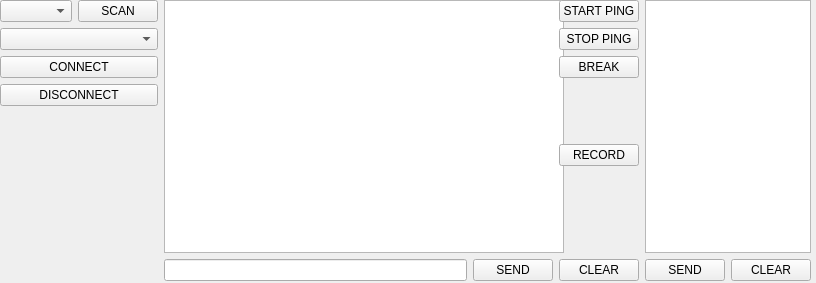
The window that Terminal_View/terminal_view.ui (ricorx7/PyAutoWaves) describes before a commit, drawn with Qt 5.
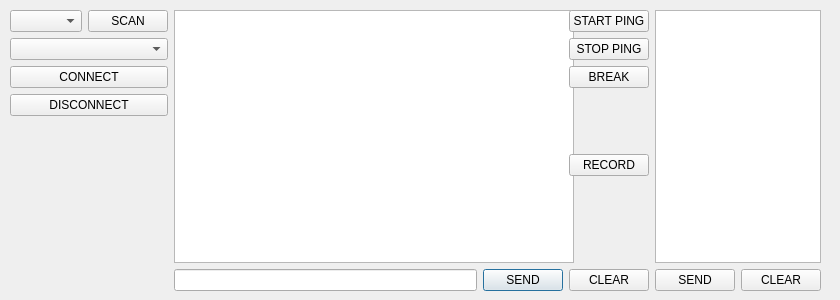
The same window after the commit.

The edit to the form file:
```diff
--- a/Terminal_View/terminal_view.ui
+++ b/Terminal_View/terminal_view.ui
@@ -6,14 +6,14 @@
    <rect>
     <x>0</x>
     <y>0</y>
-    <width>816</width>
-    <height>283</height>
+    <width>840</width>
+    <height>300</height>
    </rect>
   </property>
   <property name="minimumSize">
    <size>
     <width>0</width>
-    <height>283</height>
+    <height>300</height>
    </size>
   </property>
   <property name="windowTitle">
@@ -22,8 +22,8 @@
   <widget class="QWidget" name="horizontalLayoutWidget">
    <property name="geometry">
     <rect>
-     <x>0</x>
-     <y>0</y>
+     <x>10</x>
+     <y>10</y>
      <width>811</width>
      <height>281</height>
     </rect>
@@ -82,6 +82,15 @@
           <property name="text">
            <string>SEND</string>
           </property>
+          <property name="autoDefault">
+           <bool>true</bool>
+          </property>
+          <property name="default">
+           <bool>true</bool>
+          </property>
+          <property name="flat">
+           <bool>false</bool>
+          </property>
          </widget>
         </item>
        </layout>
```
